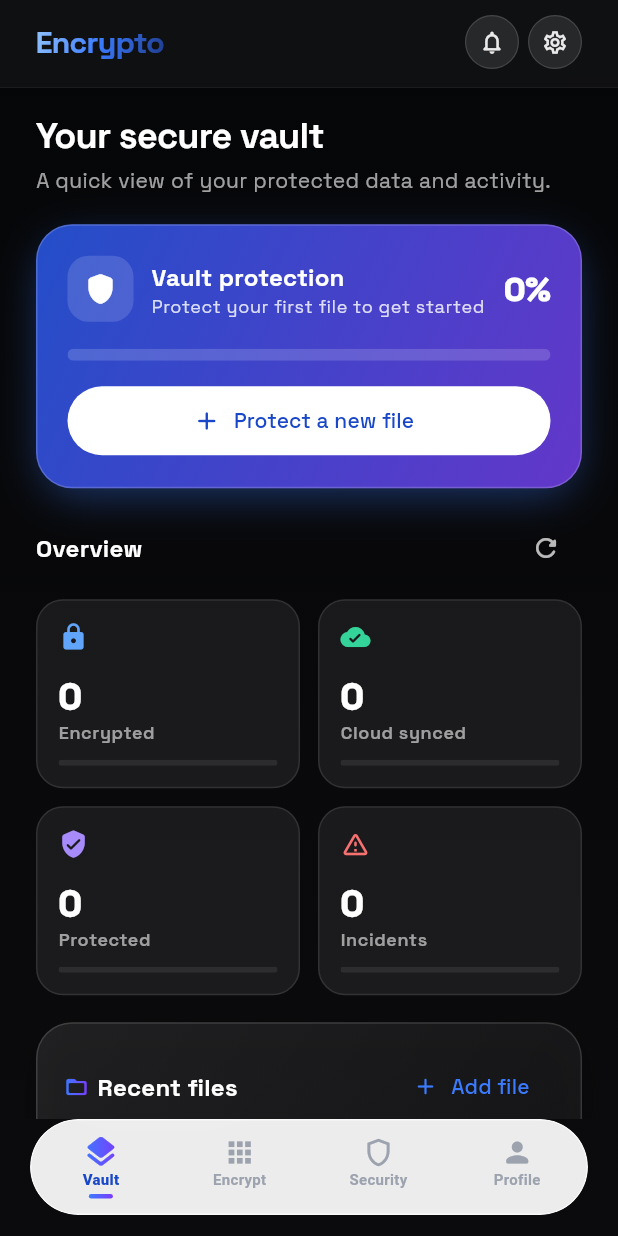
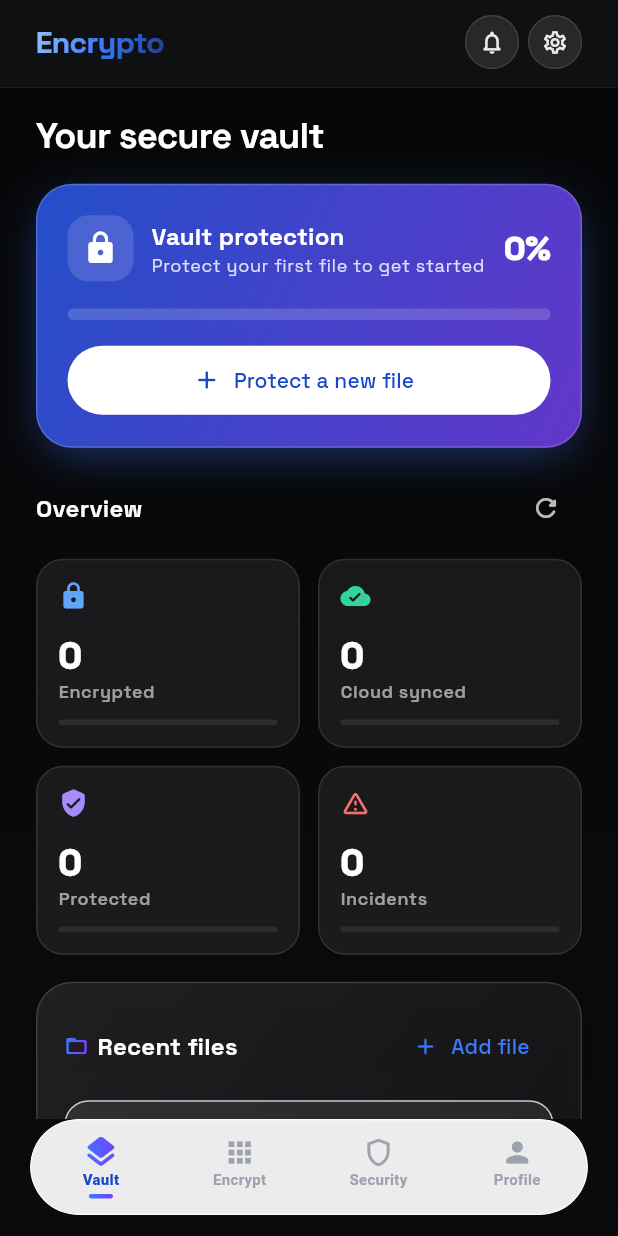
Before and after one commit to lasanthapradeep7/Encrypto, a Flutter app: the EncryptionShell screen opened directly, after a tap on the "notifications none" icon, after a tap on the "keyboard double arrow left" icon, on a phone screen of 412 x 824 dp. Run offline on Flutter 3.47's test engine with Material 3 defaults, Android fonts, the phone set to English and light mode, and no system bars; our stand-ins replace camera, file_picker, flutter_secure_storage, google_fonts, local_auth, shared_preferences; missing offline and left inert: google_mlkit_text_recognition; accounts and stored records are empty; network calls fail.

Commit message:
replace the user friendly icons and update the design

```diff
--- a/lib/core/theme/app_theme.dart
+++ b/lib/core/theme/app_theme.dart
@@ -427,6 +427,7 @@ class AppTheme {
       snackBarTheme: SnackBarThemeData(
         behavior: SnackBarBehavior.floating,
         backgroundColor: const Color(0xFF202534),
+        contentTextStyle: textTheme.bodyMedium?.copyWith(color: Colors.white),
         shape: RoundedRectangleBorder(borderRadius: BorderRadius.circular(14)),
       ),
       switchTheme: SwitchThemeData(
--- a/lib/features/auth/presentation/pages/signup_page.dart
+++ b/lib/features/auth/presentation/pages/signup_page.dart
@@ -323,7 +323,7 @@ class _SignUpPageState extends State<SignUpPage>
                               const SizedBox(height: 12),
                               GradientButton(
                                 label: 'Create secure account',
-                                icon: Icons.shield_rounded,
+                                icon: Icons.person_add_alt_1_rounded,
                                 onPressed: _agreeTerms
                                     ? () async {
                                         if (!(_formKey.currentState
--- a/lib/features/encryption/presentation/pages/encrypt_home_page.dart
+++ b/lib/features/encryption/presentation/pages/encrypt_home_page.dart
@@ -94,7 +94,7 @@ class EncryptHomePage extends StatelessWidget {
                         child: _CompactWorkflowCard(
                           title: 'Stego',
                           subtitle: 'Hide data in images',
-                          icon: Icons.auto_awesome_rounded,
+                          icon: Icons.hide_image_rounded,
                           color: AppColors.warning,
                           onPressed: onSteganographyTap,
                         ),
@@ -405,16 +405,7 @@ class _SecureIllustration extends StatelessWidget {
               borderRadius: BorderRadius.circular(28),
               boxShadow: AppShadows.accentGlow,
             ),
-            child: Icon(Icons.shield_rounded, color: Colors.white, size: 44),
-          ),
-          Positioned(
-            top: 18,
-            right: 18,
-            child: Icon(
-              Icons.auto_awesome_rounded,
-              color: Colors.white.withValues(alpha: 0.82),
-              size: 18,
-            ),
+            child: Icon(Icons.lock_rounded, color: Colors.white, size: 44),
           ),
         ],
       ),
--- a/lib/features/encryption/presentation/pages/encryption_feature_page.dart
+++ b/lib/features/encryption/presentation/pages/encryption_feature_page.dart
@@ -997,7 +997,7 @@ class _EncryptSetupContent extends StatelessWidget {
           TextField(
             controller: passwordController,
             obscureText: true,
-            style: TextStyle(color: Colors.white),
+            style: TextStyle(color: context.encryptoColors.textPrimary),
             decoration: _secureInputDecoration(
               context: context,
               hint: protectionMethod == ProtectionMethod.hybrid
@@ -1012,7 +1012,7 @@ class _EncryptSetupContent extends StatelessWidget {
           TextField(
             controller: confirmPasswordController,
             obscureText: true,
-            style: TextStyle(color: Colors.white),
+            style: TextStyle(color: context.encryptoColors.textPrimary),
             decoration: _secureInputDecoration(
               context: context,
               hint: protectionMethod == ProtectionMethod.hybrid
@@ -1233,7 +1233,9 @@ class _DecryptSetupContentState extends State<_DecryptSetupContent> {
           TextField(
             controller: widget.keyController,
             obscureText: _obscurePassword,
-            style: textTheme.bodyLarge?.copyWith(color: Colors.white),
+            style: textTheme.bodyLarge?.copyWith(
+              color: context.encryptoColors.textPrimary,
+            ),
             decoration: InputDecoration(
               hintText: widget.protectionMethod == ProtectionMethod.hybrid
                   ? 'Enter hybrid password'
--- a/lib/features/encryption/presentation/pages/security_page.dart
+++ b/lib/features/encryption/presentation/pages/security_page.dart
@@ -98,7 +98,7 @@ class _SecurityPageState extends State<SecurityPage> {
                         blendMode: BlendMode.srcIn,
                         shaderCallback: (bounds) =>
                             AppGradients.accentHorizontal.createShader(bounds),
-                        child: Icon(Icons.shield_outlined, size: 22),
+                        child: Icon(Icons.person_off_outlined, size: 22),
                       ),
                       SizedBox(width: 10),
                       Expanded(
--- a/lib/features/encryption/presentation/pages/vault_home_page.dart
+++ b/lib/features/encryption/presentation/pages/vault_home_page.dart
@@ -155,16 +155,7 @@ class _VaultHomePageState extends State<VaultHomePage> {
                       letterSpacing: -0.5,
                     ),
                   ),
-                  SizedBox(height: 4),
-                  Text(
-                    'A quick view of your protected data and activity.',
-                    style: textTheme.bodyMedium?.copyWith(
-                      color: context.encryptoColors.textPrimary.withValues(
-                        alpha: 0.62,
-                      ),
-                    ),
-                  ),
-                  SizedBox(height: 18),
+                  SizedBox(height: 16),
                   _SecurityHeroCard(
                     protectedFiles: _protectedSessions,
                     totalFiles: _encryptedFiles,
@@ -324,7 +315,7 @@ class _SecurityHeroCard extends StatelessWidget {
                   ),
                   borderRadius: BorderRadius.circular(14),
                 ),
-                child: Icon(Icons.shield_rounded, color: Colors.white),
+                child: Icon(Icons.lock_rounded, color: Colors.white),
               ),
               SizedBox(width: 12),
               Expanded(
```
Also changed, not shown: pubspec.lock.
